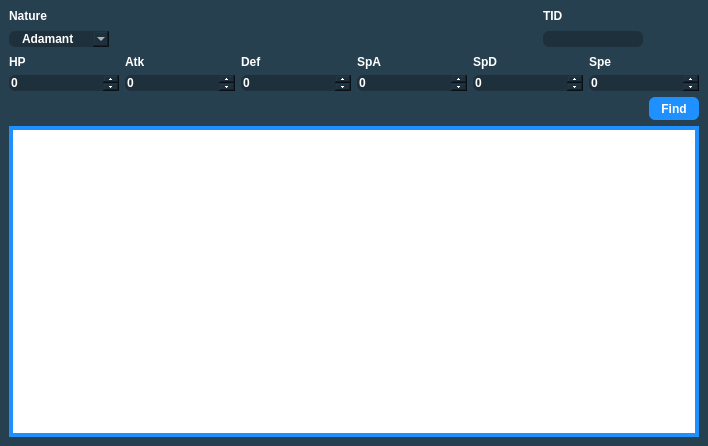
First picture: the form in Forms/Util/IVtoPID.ui, repository Admiral-Fish/PokeFinder, before the edit.
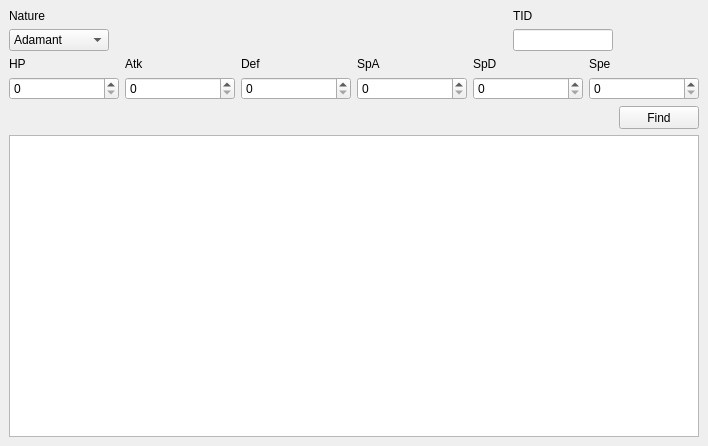
Second picture: the form after the edit. Custom widgets are drawn as their Qt base class.

```diff
--- a/Forms/Util/IVtoPID.ui
+++ b/Forms/Util/IVtoPID.ui
@@ -31,108 +31,6 @@
   <property name="windowTitle">
    <string>IVs to PID</string>
   </property>
-  <property name="styleSheet">
-   <string notr="true">QMainWindow {
-	background-color: #274050;
-}
-
-QTableView {
-	border: 4px solid DodgerBlue;
-}
-
-QHeaderView::section {
-	border: none;
-	background-color: #274050;
-	padding-top: 3px;
-	padding-bottom: 3px;
-	color: white;
-}
-
-QLineEdit {
-	qproperty-alignment: AlignCenter;
-	background-color: #1D303C;
-	border:none;
-	border-radius: 6px;
-	color: white;
-	font-family: &quot;Myriad Pro&quot;, Montserrat;
-	font-weight: 500;
-}
-
-QComboBox {
-	background-color: #1D303C;
-	border: none;
-	border-radius: 6px;
-	color: white;
-	padding-left: 13px;
-	font-family: &quot;Myriad Pro&quot;, Montserrat;
-	font-weight: 500;
-	combobox-popup: 0;
-}
-
-QComboBox QListView{
-	color: white;
-    background-color: #1D303C;
-    border:1px solid black;
-}
-
-QComboBox::item:alternate {
-    background: #1D303C;
-}
-
-QComboBox::item:selected {
-    border: 1px solid transparent;
-    background: #003941;
-}
-
-QComboBox::indicator{
-    background-color:transparent;
-    selection-background-color:transparent;
-    color:transparent;
-    selection-color:transparent;
-}
-
-QComboBox::editable {
-	background-color: #1D303C;
-	border: none;
-	border-radius: 6px;
-	color: white;
-}
-
-QLabel {
-	color: white;
-	font-family: &quot;Myriad Pro&quot;, Montserrat;
-	font-weight: 500;
-}
-
-QPushButton {
-	border: none;
-	border-radius: 6px;
-	color: white;
-	background-color: DodgerBlue;
-	font-family: &quot;Myriad Pro&quot;, Montserrat;
-	font-weight: 500;
-}
-
-QSpinBox {
-	qproperty-alignment: AlignCenter;
-	background-color: #1D303C;
-	border: none;
-	border-radius: 6px;
-	color: white;
-	font-family: &quot;Myriad Pro&quot;, Montserrat;
-	font-weight: 500;
-}
-
-QSpinBox::up-button {
-	subcontrol-origin: border;
-    subcontrol-position: top right;
-}
-
-QSpinBox::down-button {
-	subcontrol-origin: border;
-    subcontrol-position: bottom right;
-}</string>
-  </property>
   <widget class="QWidget" name="centralwidget">
    <layout class="QGridLayout" name="gridLayout_2">
     <item row="2" column="0" colspan="4">
```
